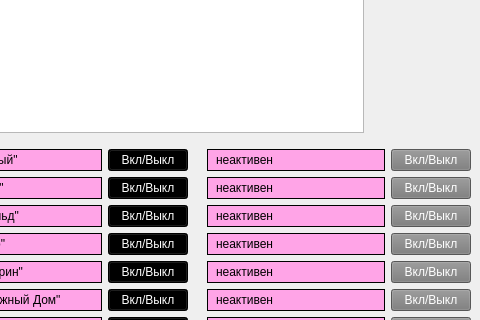
Above: design_2.ui from gorod-old/DesktopIntervalParser before the change; both pictures show x 653 to 1133 and y 311 to 631 of the 1133 by 756 pixel window. Below: the same form after it.
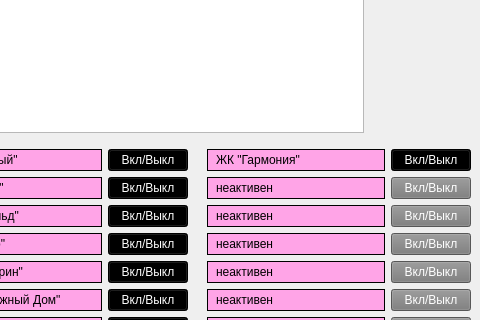
That is the form after the change.

```diff
--- a/design_2.ui
+++ b/design_2.ui
@@ -1501,15 +1501,15 @@
 </string>
             </property>
             <property name="text">
-             <string>неактивен</string>
+             <string>ЖК &quot;Гармония&quot;</string>
             </property>
            </widget>
           </item>
           <item>
            <widget class="QPushButton" name="siteButton_22">
             <property name="styleSheet">
-             <string notr="true">color: rgb(255, 255, 255);
-background-color: rgb(122, 122, 122);</string>
+             <string notr="true">background-color: rgb(0, 0, 0);
+color: rgb(255, 255, 255);</string>
             </property>
             <property name="text">
              <string>Вкл/Выкл</string>
```
